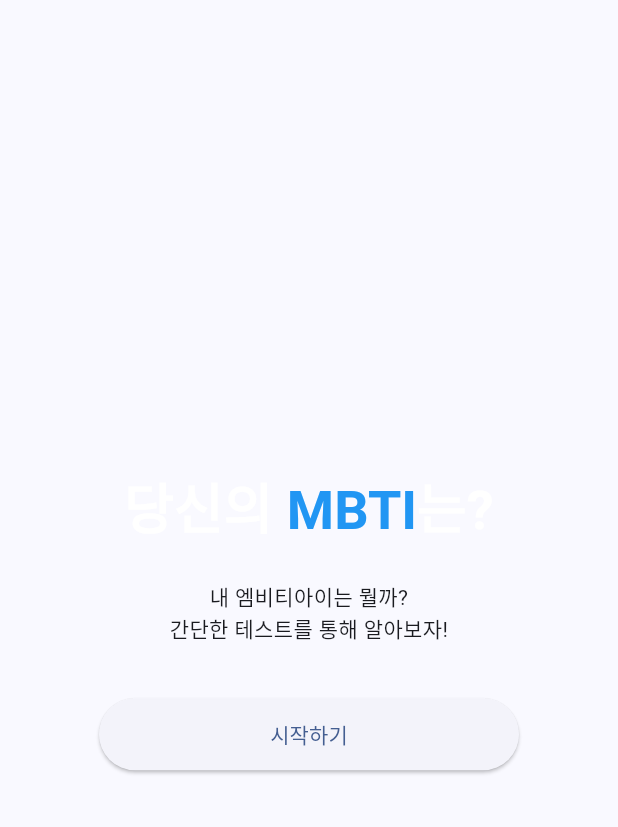
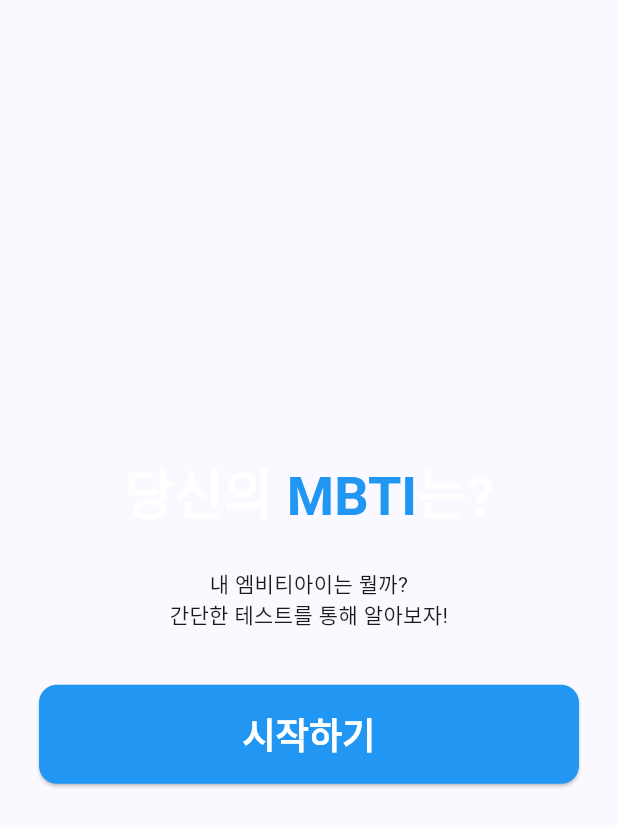
Before and after one commit to Zzang-yeah/mbti_test, a Flutter app: the screen it shows after launch, on a phone screen of 412 x 824 dp. Shown: the top 827 px of the screen. Run offline on Flutter 3.47's test engine with Material 2 defaults, Android fonts, the phone set to English and light mode, and no system bars; our stand-ins replace flutter_svg.

Commit message:
StartPage,QuestionPage 수정
둘다 ui수정

```diff
--- a/lib/startPage/startPage.dart
+++ b/lib/startPage/startPage.dart
@@ -32,14 +32,25 @@ class startPage extends StatelessWidget {
               height: 36,
             ),
             ElevatedButton(
-                style: ElevatedButton.styleFrom(minimumSize: Size(280, 48)),
+                style: ElevatedButton.styleFrom(
+                    shape: RoundedRectangleBorder(
+                        borderRadius: BorderRadius.circular(12)),
+                    backgroundColor: Colors.blue,
+                    foregroundColor: Colors.black,
+                    fixedSize: Size(360, 66)),
                 onPressed: () {
                   Navigator.push(
                       context,
                       MaterialPageRoute(
                           builder: ((context) => QuestionPage())));
                 },
-                child: Text('시작하기'))
+                child: Text(
+                  '시작하기',
+                  style: TextStyle(
+                      fontWeight: FontWeight.bold,
+                      color: Colors.white,
+                      fontSize: 24),
+                ))
           ],
         ),
       ),
```
